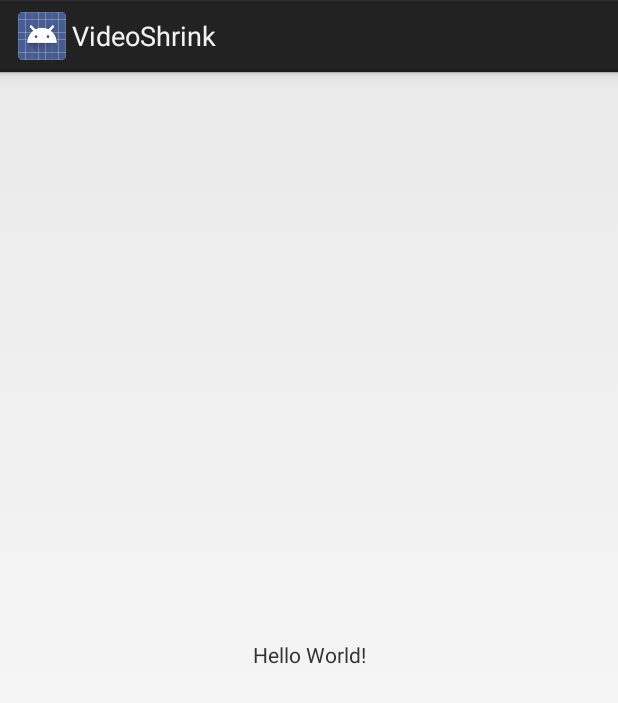
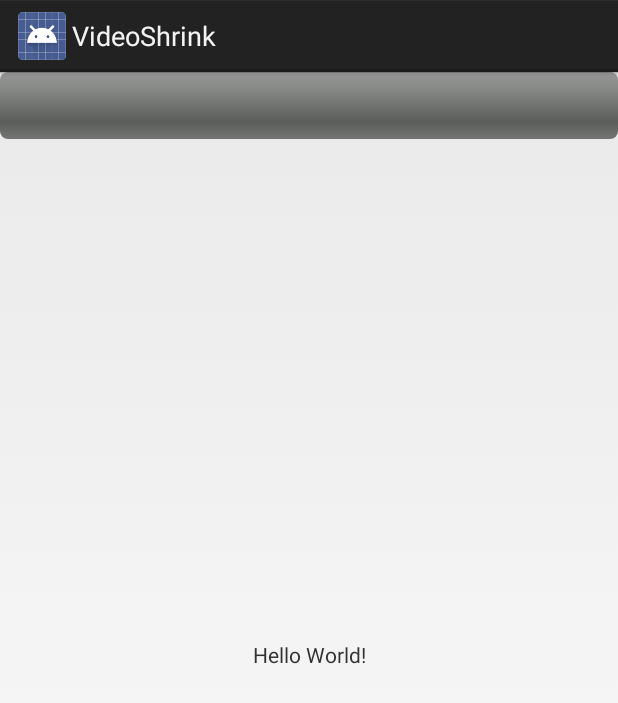
Before and after one commit to detunized/VideoShrink, an Android app: the screen it shows after launch (MainActivity), on a phone screen of 412 x 824 dp. Shown: the top 703 px of the screen. Run offline under Robolectric (Android 15) with nearby library versions, the phone set to English and light mode, and no system bars; libraries missing offline, so code that uses them is left out: net.ypresto.androidtranscoder.

Commit message:
Show and animate a progress bar

```diff
--- a/app/src/main/java/net/detunized/videoshrink/MainActivity.kt
+++ b/app/src/main/java/net/detunized/videoshrink/MainActivity.kt
@@ -15,7 +15,9 @@ import net.ypresto.androidtranscoder.format.MediaFormatStrategyPresets
 import java.io.File
 import java.lang.Exception
 import android.provider.MediaStore
+import android.widget.ProgressBar
 import android.widget.Toast
+import kotlinx.android.synthetic.main.activity_main.*
 
 @TargetApi(Build.VERSION_CODES.M)
 class MainActivity : Activity() {
@@ -77,11 +79,11 @@ class MainActivity : Activity() {
         val preset = MediaFormatStrategyPresets.createAndroid720pStrategy(5000 * 1000)
         val listener = object : MediaTranscoder.Listener {
             override fun onTranscodeCompleted() {
-                Log.d(TAG, "Completed")
+                progressBar.progress = progressBar.max
             }
 
             override fun onTranscodeProgress(progress: Double) {
-                //Log.d(TAG, "Progress: $progress")
+                progressBar.progress = Math.round(progressBar.max * progress).toInt()
             }
 
             override fun onTranscodeCanceled() {
--- a/app/src/main/res/layout/activity_main.xml
+++ b/app/src/main/res/layout/activity_main.xml
@@ -16,4 +16,11 @@
             app:layout_constraintRight_toRightOf="parent"
             app:layout_constraintTop_toTopOf="parent"/>
 
+    <ProgressBar
+            android:id="@+id/progressBar"
+            android:layout_width="match_parent"
+            android:layout_height="20pt"
+            style="@android:style/Widget.ProgressBar.Horizontal"
+            android:max="1000"/>
+
 </android.support.constraint.ConstraintLayout>
```
